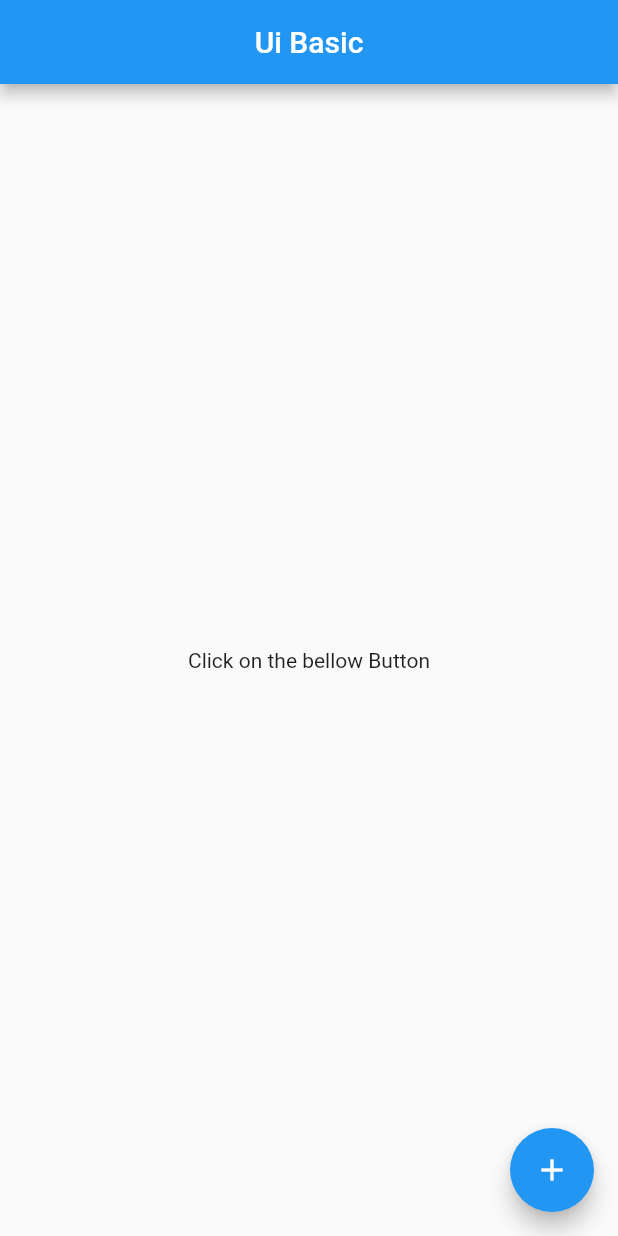
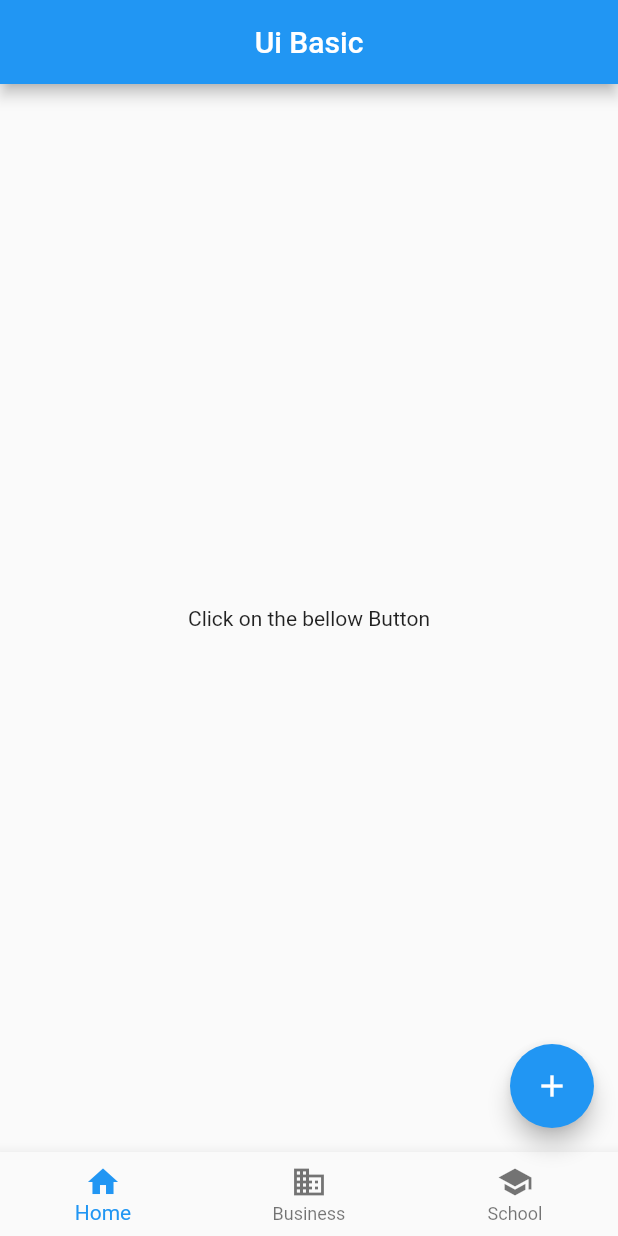
Before and after one commit to Kamranislam0123/flutter_application_basic_ui, a Flutter app: the screen it shows after launch, on a phone screen of 412 x 824 dp. Run offline on Flutter 3.47's test engine with Material 2 defaults, Android fonts, the phone set to English and light mode, and no system bars.

Commit message:
Commit on master

```diff
--- a/lib/main.dart
+++ b/lib/main.dart
@@ -9,7 +9,6 @@ class MyApp extends StatelessWidget {
 
   @override
   Widget build(BuildContext context) {
-
     return MaterialApp(
       debugShowCheckedModeBanner: false,
       title: "Basic Ui",
@@ -24,27 +23,37 @@ class FirstScreen extends StatelessWidget {
   @override
   Widget build(BuildContext context) {
     return Scaffold(
-      appBar:AppBar(
+      appBar: AppBar(
         title: Center(
           child: Text(""
               "Ui Basic"),
         ),
       ),
-
-
-
       floatingActionButton: FloatingActionButton(
-        onPressed: () {
-
-        },
+        onPressed: () {},
         child: Icon(Icons.add),
         backgroundColor: Colors.blue,
       ),
+      body: Center(
+        child: Text("Click on the bellow Button"),
+      ),
+      bottomNavigationBar: BottomNavigationBar(
+        items: const <BottomNavigationBarItem>[
+          BottomNavigationBarItem(
+            icon: Icon(Icons.home),
+            label: 'Home',
+          ),
+          BottomNavigationBarItem(
+            icon: Icon(Icons.business),
+            label: 'Business',
+          ),
+          BottomNavigationBarItem(
+            icon: Icon(Icons.school),
+            label: 'School',
+          ),
+        ],
 
-      body: Center(
-        child: Text(
-          "Click on the bellow Button"),
-      ),
+    )
     );
   }
 }
```
